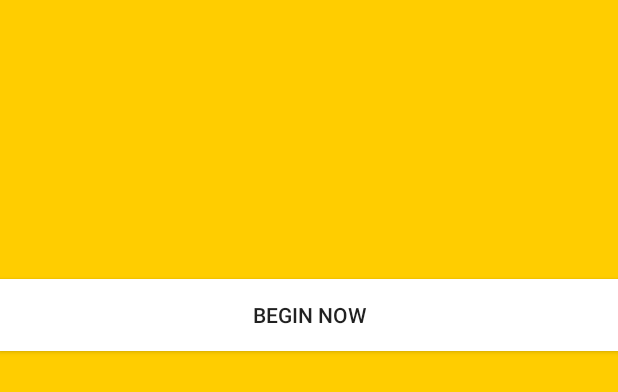
After one commit to sudo-rm-rf-523/RideShare-AndroidApp, an Android app: the layout welcome_slide5.xml on its own in the app's theme, with its tools: preview values and no code run, on a phone screen of 412 x 824 dp. The commit adds this screen. Shown: the top 392 px of the screen. Run offline under Robolectric (Android 15) with nearby library versions, the phone set to English and light mode, and no system bars.

Commit message:
including button in welcome activity to go to next activity

```diff
--- /dev/null
+++ b/RideShare/app/src/main/res/layout/welcome_slide5.xml
@@ -0,0 +1,26 @@
+<?xml version="1.0" encoding="utf-8"?>
+<RelativeLayout xmlns:android="http://schemas.android.com/apk/res/android"
+    xmlns:tools="http://schemas.android.com/tools"
+    android:layout_width="match_parent"
+    android:layout_height="match_parent"
+    android:background="@color/colorPrimary">
+
+    <LinearLayout
+        android:id="@+id/banner"
+        android:layout_width="match_parent"
+        android:layout_height="420dp"
+        android:gravity="center"
+        android:orientation="vertical"
+        android:layout_alignParentTop="true"
+        android:layout_alignParentStart="true">
+
+        <Button
+            android:text="Begin Now"
+            android:layout_width="match_parent"
+            android:layout_height="wrap_content"
+            android:id="@+id/button3"
+            android:onClick="beginNowClick"
+            android:background="@color/cardview_light_background" />
+    </LinearLayout>
+
+</RelativeLayout>
--- a/RideShare/app/src/main/res/values/colors.xml
+++ b/RideShare/app/src/main/res/values/colors.xml
@@ -15,18 +15,21 @@
     <color name="dot_dark_screen2">#818785</color>
     <color name="dot_dark_screen3">#818785</color>
     <color name="dot_dark_screen4">#818785</color>
+    <color name="dot_dark_screen5">#818785</color>
 
     <!-- dots active colors -->
     <color name="dot_light_screen1">#000000</color>
     <color name="dot_light_screen2">#000000</color>
     <color name="dot_light_screen3">#000000</color>
     <color name="dot_light_screen4">#000000</color>
+    <color name="dot_light_screen5">#000000</color>
 
     <array name="array_dot_active">
         <item>@color/dot_light_screen1</item>
         <item>@color/dot_light_screen2</item>
         <item>@color/dot_light_screen3</item>
         <item>@color/dot_light_screen4</item>
+        <item>@color/dot_light_screen5</item>
     </array>
 
     <array name="array_dot_inactive">
@@ -34,5 +37,6 @@
         <item>@color/dot_dark_screen2</item>
         <item>@color/dot_dark_screen3</item>
         <item>@color/dot_dark_screen4</item>
+        <item>@color/dot_dark_screen5</item>
     </array>
 </resources>
```
Also changed, not shown: RideShare/app/src/main/AndroidManifest.xml (+4 -6 lines), RideShare/app/src/main/java/sudo_rm_rf/rideshare/WelcomeActivity.java (+8 -1 lines).
